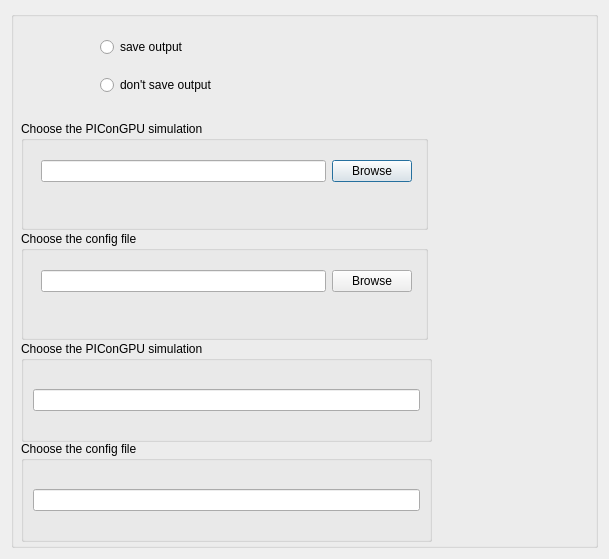
The window that src/Interface/Modules/ParticleInCell/PIConGPUDialog.ui (SCIInstitute/SCIRun) describes before a commit, drawn with Qt 5.
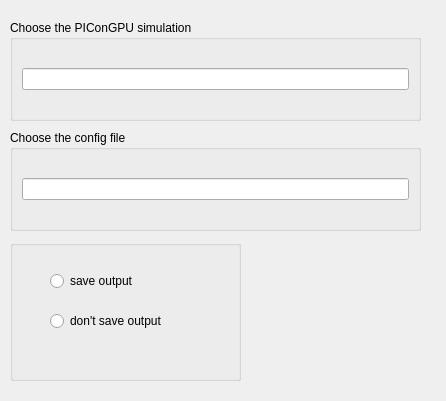
The same window after the commit.

```diff
--- a/src/Interface/Modules/ParticleInCell/PIConGPUDialog.ui
+++ b/src/Interface/Modules/ParticleInCell/PIConGPUDialog.ui
@@ -2,14 +2,6 @@
 <ui version="4.0">
  <class>PIConGPUDialog</class>
  <widget class="QDialog" name="PIConGPUDialog">
-  <property name="geometry">
-   <rect>
-    <x>0</x>
-    <y>0</y>
-    <width>609</width>
-    <height>559</height>
-   </rect>
-  </property>
   <property name="sizePolicy">
    <sizepolicy hsizetype="Fixed" vsizetype="Fixed">
     <horstretch>0</horstretch>
@@ -18,37 +10,30 @@
   </property>
   <property name="minimumSize">
    <size>
-    <width>300</width>
-    <height>120</height>
+    <width>446</width>
+    <height>401</height>
    </size>
   </property>
   <property name="windowTitle">
    <string>Dialog</string>
   </property>
-  <layout class="QVBoxLayout" name="verticalLayout">
-   <item>
     <widget class="QGroupBox" name="groupBox">
+   <property name="geometry">
+    <rect>
+     <x>10</x>
+     <y>240</y>
+     <width>231</width>
+     <height>141</height>
+    </rect>
+   </property>
      <property name="title">
       <string/>
      </property>
-     <widget class="QRadioButton" name="savedataButton_">
-      <property name="geometry">
-       <rect>
-        <x>89</x>
-        <y>25</y>
-        <width>95</width>
-        <height>22</height>
-       </rect>
-      </property>
-      <property name="text">
-       <string>save output</string>
-      </property>
-     </widget>
      <widget class="QRadioButton" name="dontsavedataButton_">
       <property name="geometry">
        <rect>
-        <x>89</x>
-        <y>63</y>
+      <x>40</x>
+      <y>70</y>
         <width>129</width>
         <height>22</height>
        </rect>
@@ -57,113 +42,25 @@
        <string>don't save output</string>
       </property>
      </widget>
-     <widget class="QGroupBox" name="groupBox_2">
+   <widget class="QRadioButton" name="savedataButton_">
       <property name="geometry">
        <rect>
-        <x>10</x>
-        <y>110</y>
-        <width>407</width>
-        <height>109</height>
-       </rect>
-      </property>
-      <property name="title">
-       <string>Choose the PIConGPU simulation</string>
-      </property>
-      <widget class="QWidget" name="layoutWidget">
-       <property name="geometry">
-        <rect>
-         <x>20</x>
+      <x>40</x>
          <y>30</y>
-         <width>371</width>
-         <height>41</height>
-        </rect>
-       </property>
-       <layout class="QHBoxLayout" name="horizontalLayout">
-        <item>
-         <widget class="QLineEdit" name="fileNameLineEdit_">
-          <property name="minimumSize">
-           <size>
-            <width>0</width>
+      <width>95</width>
             <height>22</height>
-           </size>
-          </property>
-          <property name="dragEnabled">
-           <bool>false</bool>
-          </property>
-          <property name="readOnly">
-           <bool>false</bool>
-          </property>
-         </widget>
-        </item>
-        <item>
-         <widget class="QPushButton" name="openFileButton_">
-          <property name="text">
-           <string>Browse</string>
-          </property>
-          <property name="checkable">
-           <bool>false</bool>
-          </property>
-         </widget>
-        </item>
-       </layout>
-      </widget>
-     </widget>
-     <widget class="QGroupBox" name="groupBox_3">
-      <property name="geometry">
-       <rect>
-        <x>10</x>
-        <y>220</y>
-        <width>407</width>
-        <height>109</height>
-       </rect>
-      </property>
-      <property name="title">
-       <string>Choose the config file</string>
-      </property>
-      <widget class="QWidget" name="layoutWidget_2">
-       <property name="geometry">
-        <rect>
-         <x>20</x>
-         <y>30</y>
-         <width>371</width>
-         <height>41</height>
-        </rect>
-       </property>
-       <layout class="QHBoxLayout" name="horizontalLayout_2">
-        <item>
-         <widget class="QLineEdit" name="fileNameLineEdit_1">
-          <property name="minimumSize">
-           <size>
-            <width>0</width>
-            <height>22</height>
-           </size>
-          </property>
-          <property name="dragEnabled">
-           <bool>false</bool>
-          </property>
-          <property name="readOnly">
-           <bool>false</bool>
-          </property>
-         </widget>
-        </item>
-        <item>
-         <widget class="QPushButton" name="openFileButton_1">
+     </rect>
+    </property>
           <property name="text">
-           <string>Browse</string>
-          </property>
-          <property name="checkable">
-           <bool>false</bool>
-          </property>
-         </widget>
-        </item>
-       </layout>
+     <string>save output</string>
+    </property>
       </widget>
      </widget>
      <widget class="QGroupBox" name="groupBox_4">
       <property name="geometry">
        <rect>
         <x>10</x>
-        <y>330</y>
+     <y>20</y>
         <width>411</width>
         <height>101</height>
        </rect>
@@ -181,7 +78,7 @@
       <property name="geometry">
        <rect>
         <x>10</x>
-        <y>430</y>
+     <y>130</y>
         <width>411</width>
         <height>101</height>
        </rect>
@@ -195,9 +92,6 @@
        </item>
       </layout>
      </widget>
-    </widget>
-   </item>
-  </layout>
  </widget>
  <resources/>
  <connections/>
```
Left out of the diff: 4 changed lines with no effect on the pictures. Lines whose indentation alone changed are shown as unchanged.
